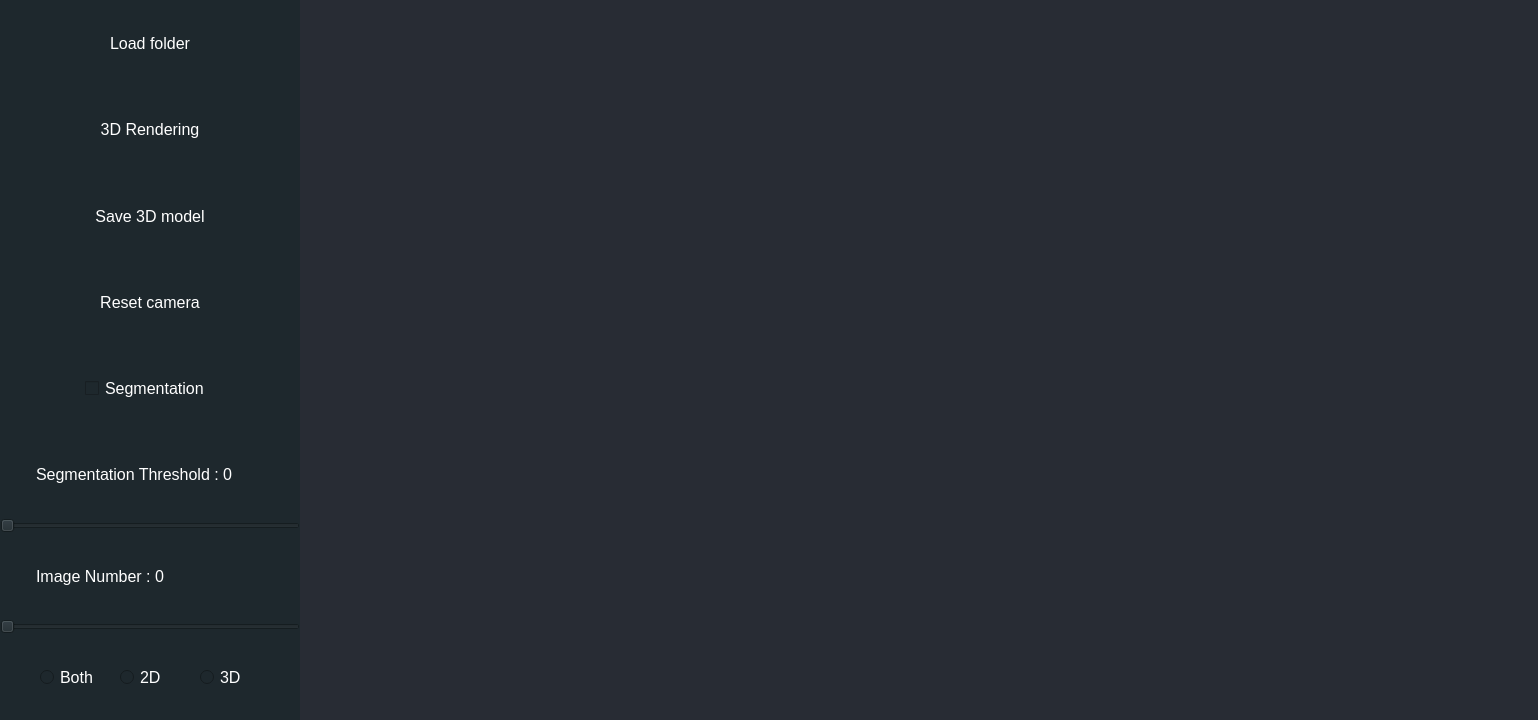
Old version of the form view.ui in the repository SylvainRajkoumar/medical-image-segmentation.
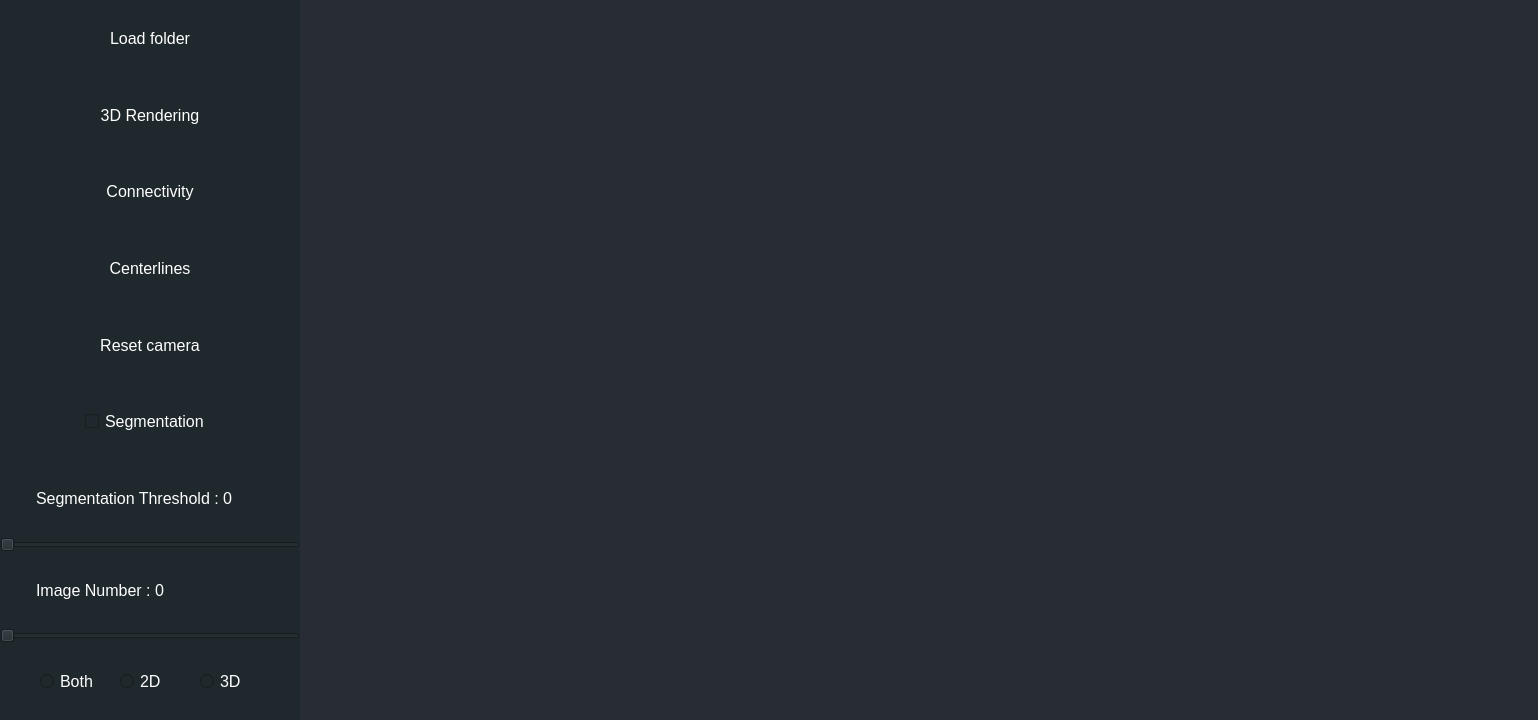
New version of the form.

```diff
--- a/view.ui
+++ b/view.ui
@@ -246,7 +246,32 @@
           </size>
          </property>
          <property name="text">
-          <string>Save 3D model</string>
+          <string>Connectivity</string>
+         </property>
+        </widget>
+       </item>
+       <item>
+        <widget class="QPushButton" name="centerline_button">
+         <property name="sizePolicy">
+          <sizepolicy hsizetype="Minimum" vsizetype="MinimumExpanding">
+           <horstretch>0</horstretch>
+           <verstretch>0</verstretch>
+          </sizepolicy>
+         </property>
+         <property name="minimumSize">
+          <size>
+           <width>300</width>
+           <height>0</height>
+          </size>
+         </property>
+         <property name="maximumSize">
+          <size>
+           <width>300</width>
+           <height>16777215</height>
+          </size>
+         </property>
+         <property name="text">
+          <string>Centerlines</string>
          </property>
         </widget>
        </item>
```
Left out of the diff: 2 changed lines with no effect on the pictures.
